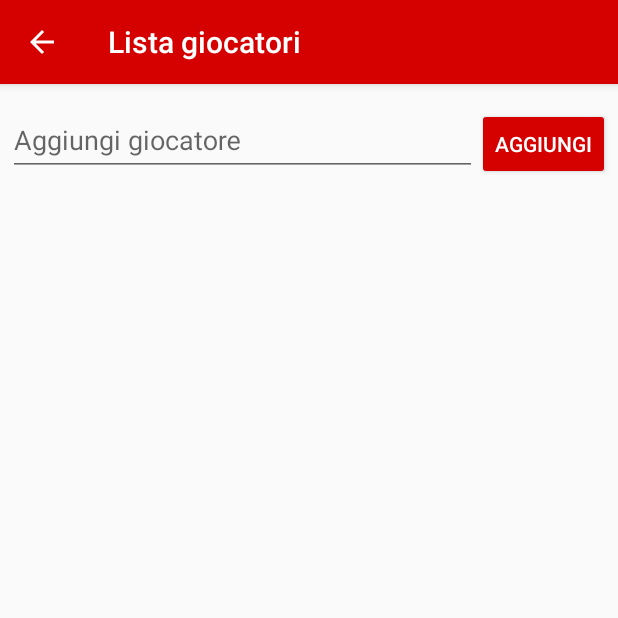
After one commit to dbernardini/ConvocazioniCalcio, an Android app: the PlayersActivity screen opened directly, with no data from a screen before it, on a phone screen of 412 x 824 dp, the top half of it. The commit adds this screen. Run offline under Robolectric (Android 15) with nearby library versions, the phone set to English and light mode, and no system bars.

Commit message:
Add players list and called-up players

```diff
--- a/app/build.gradle
+++ b/app/build.gradle
@@ -26,8 +26,8 @@ dependencies {
     })
     compile 'com.android.support:appcompat-v7:25.3.1'
     compile 'com.android.support:design:25.3.1'
-    compile 'com.android.support:cardview-v7:21.0.+'
-    compile 'com.android.support:recyclerview-v7:21.0.+'
+    compile 'com.android.support:cardview-v7:21.0.3'
+    compile 'com.android.support:recyclerview-v7:21.0.3'
     compile 'com.android.support.constraint:constraint-layout:1.0.2'
     testCompile 'junit:junit:4.12'
 }
--- /dev/null
+++ b/app/src/main/java/com/bernardini/danilo/convocazioniriofreddo/DBHelper.java
@@ -0,0 +1,71 @@
+package com.bernardini.danilo.convocazioniriofreddo;
+
+import android.content.Context;
+import android.database.sqlite.SQLiteDatabase;
+import android.database.sqlite.SQLiteOpenHelper;
+import android.util.Log;
+
+public class DBHelper extends SQLiteOpenHelper {
+
+    public static final int DATABASE_VERSION = 1;
+    public static final String DATABASE_NAME = "Convocazioni";
+
+    private static final String TAG = "DBHelper";
+    private static final String CALLS = "calls";
+    private static final String PLAYERS = "players";
+    private static final String PLAYER_ID = "player_id";
+    private static final String NAME = "name";
+    private static final String HOME = "home";
+    private static final String AWAY = "away";
+    private static final String DATE = "date";
+    private static final String PLACE = "place";
+    private static final String CALL_PLACE = "call_place";
+    private static final String CALL_TIME = "call_time";
+    private static final String NOTES = "notes";
+    private static final String PLAYERS_CALLED = "players_called";
+
+    public static final String CREATE_TABLE_PLAYERS =
+            "CREATE TABLE IF NOT EXISTS " + PLAYERS + " (" +
+                    PLAYER_ID + " INT AUTO_INCREMENT PRIMARY KEY," +
+                    NAME + " TEXT )";
+
+    public static final String CREATE_TABLE_CALLS =
+            "CREATE TABLE IF NOT EXISTS " + CALLS + " (" +
+                    DATE + " DATETIME PRIMARY KEY," +
+                    HOME + " TEXT," +
+                    AWAY + " TEXT," +
+                    PLACE + " TEXT," +
+                    CALL_PLACE + " TEXT," +
+                    CALL_TIME + " TIME," +
+                    NOTES + " TEXT )";
+
+    public static final String CREATE_TABLE_PLAYERS_CALLED =
+            "CREATE TABLE IF NOT EXISTS " + PLAYERS_CALLED + " (" +
+                    PLAYER_ID + " INT," +
+                    DATE + " DATETIME," +
+                    "PRIMARY KEY (" + PLAYER_ID + "," + DATE + "), " +
+                    "FOREIGN KEY (" + PLAYER_ID + ") REFERENCES " + PLAYERS + "(" + PLAYER_ID + ")," +
+                    "FOREIGN KEY (" + DATE + ") REFERENCES " + CALLS + "(" + DATE + ")" +
+                    ")";
+
+    public static final String DELETE_TABLE_PLAYERS = "DROP TABLE IF EXISTS " + PLAYERS;
+    public static final String DELETE_TABLE_CALLS = "DROP TABLE IF EXISTS " + CALLS;
+    public static final String DELETE_TABLE_PLAYERS_CALLED = "DROP TABLE IF EXISTS " + PLAYERS_CALLED;
+
+    public DBHelper(Context context){
+        super(context, DATABASE_NAME, null, DATABASE_VERSION);
+    }
+
+    @Override
+    public void onCreate(SQLiteDatabase db) {
+        Log.d(TAG, "onCreate()");
+        db.execSQL(CREATE_TABLE_PLAYERS);
+        db.execSQL(CREATE_TABLE_CALLS);
+        db.execSQL(CREATE_TABLE_PLAYERS_CALLED);
+    }
+
+    @Override
+    public void onUpgrade(SQLiteDatabase db, int oldVersion, int newVersion) {
+    }
+
+}
--- /dev/null
+++ b/app/src/main/java/com/bernardini/danilo/convocazioniriofreddo/DBManager.java
@@ -0,0 +1,54 @@
+package com.bernardini.danilo.convocazioniriofreddo;
+
+import android.content.ContentValues;
+import android.content.Context;
+import android.database.Cursor;
+import android.database.sqlite.SQLiteDatabase;
+
+public class DBManager {
+
+    private static final String TAG = "DBManager";
+    private static final String NAME = "name";
+    private static final String PLAYERS = "players";
+    private DBHelper mDbHelper;
+
+    public DBManager(Context context) {
+        mDbHelper = new DBHelper(context);
+    }
+
+    public void insertPlayer(String name){
+        SQLiteDatabase db = mDbHelper.getWritableDatabase();
+
+        ContentValues cv = new ContentValues();
+        cv.put(NAME, name);
+
+        db.insert(PLAYERS, null, cv);
+    }
+
+    public boolean deletePlayer(String player) {
+        SQLiteDatabase db = mDbHelper.getWritableDatabase();
+        if (db.delete(PLAYERS, NAME + "=?", new String[]{player}) > 0)
+            return true;
+        else return false;
+    }
+
+    public Cursor queryPlayers() {
+        SQLiteDatabase db = mDbHelper.getReadableDatabase();
+        Cursor cursor = db.query(
+                PLAYERS,
+                new String[] { NAME },
+                null, null, null, null, null, null);
+
+        return cursor;
+    }
+
+    public void createTablePlayers(){
+        SQLiteDatabase db = mDbHelper.getWritableDatabase();
+        db.execSQL(mDbHelper.CREATE_TABLE_PLAYERS);
+    }
+
+    public void dropTablePlayers(){
+        SQLiteDatabase db = mDbHelper.getWritableDatabase();
+        db.execSQL(mDbHelper.DELETE_TABLE_PLAYERS);
+    }
+}
--- /dev/null
+++ b/app/src/main/java/com/bernardini/danilo/convocazioniriofreddo/PlayersActivity.java
@@ -0,0 +1,107 @@
+package com.bernardini.danilo.convocazioniriofreddo;
+
+import android.app.Activity;
+import android.content.DialogInterface;
+import android.database.Cursor;
+import android.support.v7.app.AlertDialog;
+import android.support.v7.app.AppCompatActivity;
+import android.os.Bundle;
+import android.util.Log;
+import android.view.View;
+import android.view.WindowManager;
+import android.view.inputmethod.InputMethodManager;
+import android.widget.AdapterView;
+import android.widget.ArrayAdapter;
+import android.widget.Button;
+import android.widget.EditText;
+import android.widget.ListView;
+import android.widget.Toast;
+
+import java.util.ArrayList;
+import java.util.Collections;
+
+public class PlayersActivity extends AppCompatActivity {
+
+    private DBManager dbManager;
+    private ArrayList<String> mPlayersList = new ArrayList<>();
+    private ArrayAdapter<String> mAdapter;
+
+    @Override
+    protected void onCreate(Bundle savedInstanceState) {
+        super.onCreate(savedInstanceState);
+        setContentView(R.layout.activity_players);
+
+        getSupportActionBar().setTitle("Lista giocatori");
+
+        final EditText playerEditText = (EditText) findViewById(R.id.add_player);
+        dbManager = new DBManager(this);
+        Cursor result = dbManager.queryPlayers();
+        result.moveToFirst();
+        for (int i = 0; i < result.getCount(); i++){
+            String player = result.getString(result.getColumnIndex("name"));
+            mPlayersList.add(player);
+            Log.i("Players", "Gocatore: "+player);
+            result.moveToNext();
+        }
+
+        ListView playersListView = (ListView) findViewById(R.id.players_list);
+        if (!mPlayersList.isEmpty())
+            Collections.sort(mPlayersList.subList(0, mPlayersList.size()));
+        playersListView.setOnItemClickListener(new AdapterView.OnItemClickListener() {
+            @Override
+            public void onItemClick(AdapterView<?> adapterView, View view, int i, long l) {
+                playerEditText.clearFocus();
+//                InputMethodManager imm = (InputMethodManager) getSystemService(Activity.INPUT_METHOD_SERVICE);
+//                imm.toggleSoftInput(InputMethodManager.HIDE_IMPLICIT_ONLY, 0);
+            }
+        });
+        playersListView.setOnItemLongClickListener(new AdapterView.OnItemLongClickListener() {
+            @Override
+            public boolean onItemLongClick(AdapterView<?> adapterView, View view, int i, long l) {
+                String clicked = mPlayersList.get(i);
+                startConfirmationDialog(clicked);
+                return false;
+            }
+        });
+        mAdapter = new ArrayAdapter<>(this, R.layout.list_item, mPlayersList);
+        playersListView.setAdapter(mAdapter);
+
+
+        Button addPlayerButton = (Button) findViewById(R.id.add_player_button);
+        addPlayerButton.setOnClickListener(new View.OnClickListener() {
+            @Override
+            public void onClick(View view) {
+                DBManager dbManager = new DBManager(getApplicationContext());
+                String newPlayer = playerEditText.getText().toString();
+                dbManager.insertPlayer(newPlayer);
+                playerEditText.setText("");
+//                playerEditText.clearFocus();
+                mPlayersList.add(newPlayer);
+                if (!mPlayersList.isEmpty())
+                    Collections.sort(mPlayersList.subList(0, mPlayersList.size()));
+                mAdapter.notifyDataSetChanged();
+            }
+        });
+
+    }
+
+    private void startConfirmationDialog(final String player){
+        AlertDialog.Builder dialog = new AlertDialog.Builder(PlayersActivity.this)
+                .setTitle("Elimina giocatore")
+                .setMessage("Eliminare " + player + " dalla lista giocatori?")
+                .setPositiveButton("Elimina", new DialogInterface.OnClickListener() {
+                    public void onClick(DialogInterface dialog, int which) {
+                        dbManager.deletePlayer(player);
+                        mPlayersList.remove(player);
+//                        if (!mPlayersList.isEmpty())
+//                            Collections.sort(mPlayersList.subList(0, mPlayersList.size()));
+                        mAdapter.notifyDataSetChanged();
+                    }
+                }).setNegativeButton("Annulla", new DialogInterface.OnClickListener() {
+                    public void onClick(DialogInterface dialog, int which) {
+                        //do nothing
+                    }
+                });
+        dialog.show();
+    }
+}
--- /dev/null
+++ b/app/src/main/res/layout/activity_players.xml
@@ -0,0 +1,52 @@
+<?xml version="1.0" encoding="utf-8"?>
+<LinearLayout
+    xmlns:android="http://schemas.android.com/apk/res/android"
+    xmlns:tools="http://schemas.android.com/tools"
+    android:layout_width="match_parent"
+    android:layout_height="match_parent"
+    tools:context="com.bernardini.danilo.convocazioniriofreddo.PlayersActivity"
+    android:orientation="vertical">
+
+    <LinearLayout
+        android:layout_width="match_parent"
+        android:layout_height="wrap_content"
+        android:orientation="horizontal"
+        android:descendantFocusability="beforeDescendants"
+        android:focusableInTouchMode="true"
+        android:layout_margin="5dp">
+
+        <android.support.design.widget.TextInputLayout
+            android:id="@+id/match_place_input"
+            android:layout_width="match_parent"
+            android:layout_height="wrap_content"
+            android:layout_weight="1">
+
+            <EditText
+                android:id="@+id/add_player"
+                android:layout_width="match_parent"
+                android:layout_height="wrap_content"
+                android:inputType="textCapWords"
+                android:hint="Aggiungi giocatore"/>
+
+        </android.support.design.widget.TextInputLayout>
+
+        <Button
+            android:id="@+id/add_player_button"
+            android:layout_width="wrap_content"
+            android:layout_height="wrap_content"
+            android:text="Aggiungi"
+            android:textColor="@android:color/white"
+            android:backgroundTint="@color/colorPrimary" />
+
+    </LinearLayout>
+
+    <ListView
+        android:id="@+id/players_list"
+        android:layout_width="match_parent"
+        android:layout_height="wrap_content"
+        android:layout_marginStart="10dp"
+        android:layout_marginEnd="10dp">
+
+    </ListView>
+
+</LinearLayout>
```
Also changed, not shown: app/src/main/AndroidManifest.xml (+7 -1 lines), app/src/main/java/com/bernardini/danilo/convocazioniriofreddo/AddCallActivity.java (+36 -2 lines), app/src/main/java/com/bernardini/danilo/convocazioniriofreddo/MainActivity.java (+10 -0 lines), app/src/main/java/com/bernardini/danilo/convocazioniriofreddo/SelectConvocatesActivity.java (added, +78 -0 lines), app/src/main/res/layout/activity_add_call.xml (+35 -8 lines), app/src/main/res/layout/activity_main.xml (+14 -1 lines), app/src/main/res/layout/activity_select_convocates.xml (added, +30 -0 lines), app/src/main/res/layout/call_list_item.xml (added, +14 -0 lines), app/src/main/res/layout/list_item.xml (added, +11 -0 lines), app/src/main/res/values/strings.xml (+28 -0 lines).
